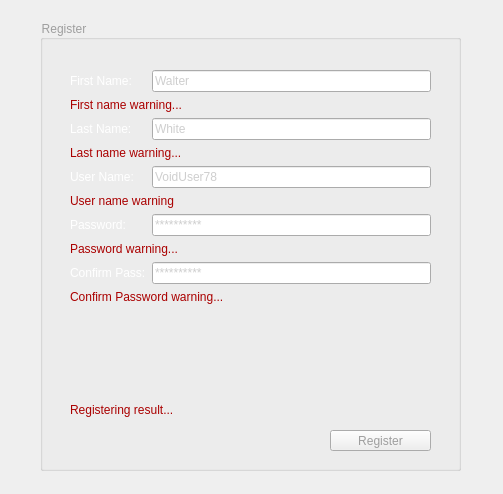
The window that registerpage.ui (borhanem/Messenger_Void_13) describes before a commit, drawn with Qt 5.
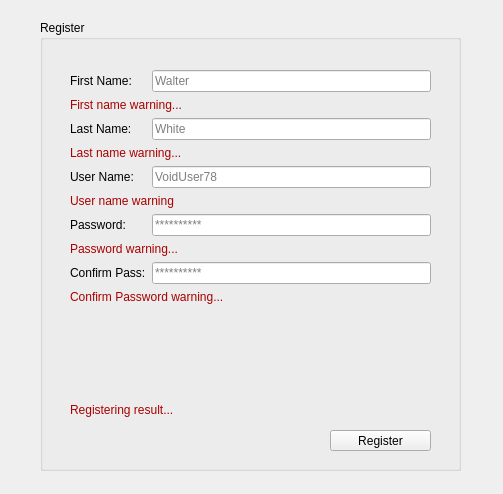
The same window after the commit.

The edit to the form file:
```diff
--- a/registerpage.ui
+++ b/registerpage.ui
@@ -52,7 +52,7 @@
     </rect>
    </property>
    <property name="styleSheet">
-    <string notr="true">color: rgb(158, 158, 158);</string>
+    <string notr="true"/>
    </property>
    <property name="title">
     <string>Register</string>
@@ -70,7 +70,7 @@
      <item row="0" column="0">
       <widget class="QLabel" name="FName_lbl_2">
        <property name="styleSheet">
-        <string notr="true">color: rgb(255, 255, 255);</string>
+        <string notr="true"/>
        </property>
        <property name="text">
         <string>First Name:</string>
@@ -100,7 +100,7 @@
      <item row="2" column="0">
       <widget class="QLabel" name="Password_lbl_2">
        <property name="styleSheet">
-        <string notr="true">color: rgb(255, 255, 255);</string>
+        <string notr="true"/>
        </property>
        <property name="text">
         <string>Last Name:</string>
@@ -130,7 +130,7 @@
      <item row="4" column="0">
       <widget class="QLabel" name="usrname_lbl">
        <property name="styleSheet">
-        <string notr="true">color: rgb(255, 255, 255);</string>
+        <string notr="true"/>
        </property>
        <property name="text">
         <string>User Name:</string>
@@ -160,7 +160,7 @@
      <item row="6" column="0">
       <widget class="QLabel" name="LName_lbl_2">
        <property name="styleSheet">
-        <string notr="true">color: rgb(255, 255, 255);</string>
+        <string notr="true"/>
        </property>
        <property name="text">
         <string>Password:</string>
@@ -186,7 +186,7 @@
      <item row="8" column="0">
       <widget class="QLabel" name="confirmpass_lbl">
        <property name="styleSheet">
-        <string notr="true">color: rgb(255, 255, 255);</string>
+        <string notr="true"/>
        </property>
        <property name="text">
         <string>Confirm Pass:</string>
```
